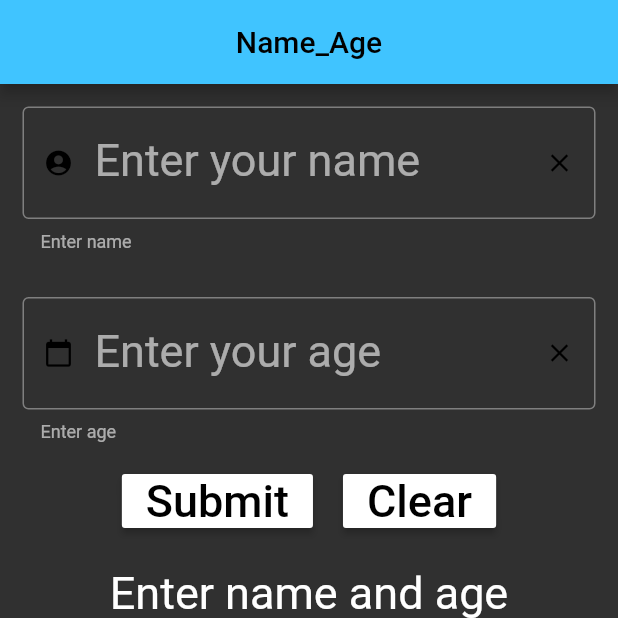
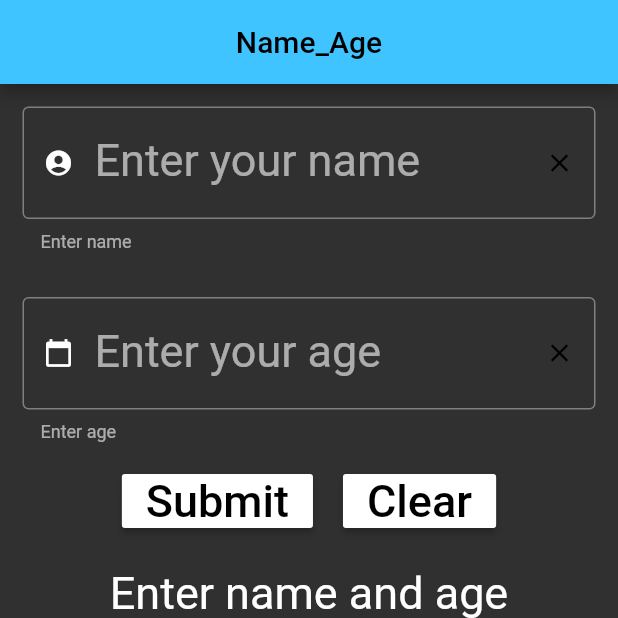
Before and after one commit to lbaweja1999/GreetApp, a Flutter app: the screen it shows after launch, on a phone screen of 412 x 824 dp, the top half of it. Run offline on Flutter 3.47's test engine with Material 2 defaults, Android fonts, the phone set to English and light mode, and no system bars.

Commit message:
Made changes in UI

```diff
--- a/lib/screens/greet.dart
+++ b/lib/screens/greet.dart
@@ -59,7 +59,7 @@ class _GreetAppState extends State<GreetApp> {
                     hintStyle: TextStyle(fontSize: 12),
                     helperText: "Enter name",
                     prefixIcon: Icon(Icons.account_circle,
-                        size: 20, color: Colors.black),
+                        size: 20, color: Colors.white),
                     suffixIcon: IconButton(
                       icon: Icon(Icons.clear),
                       onPressed: () => _controller_name.clear(),
@@ -91,7 +91,7 @@ class _GreetAppState extends State<GreetApp> {
                     hintStyle: TextStyle(fontSize: 12),
                     helperText: "Enter age",
                     prefixIcon: Icon(Icons.calendar_today,
-                        size: 20, color: Colors.black),
+                        size: 20, color: Colors.white),
                     suffixIcon: IconButton(
                       icon: Icon(Icons.clear),
                       onPressed: () => _controller_age.clear(),
```
